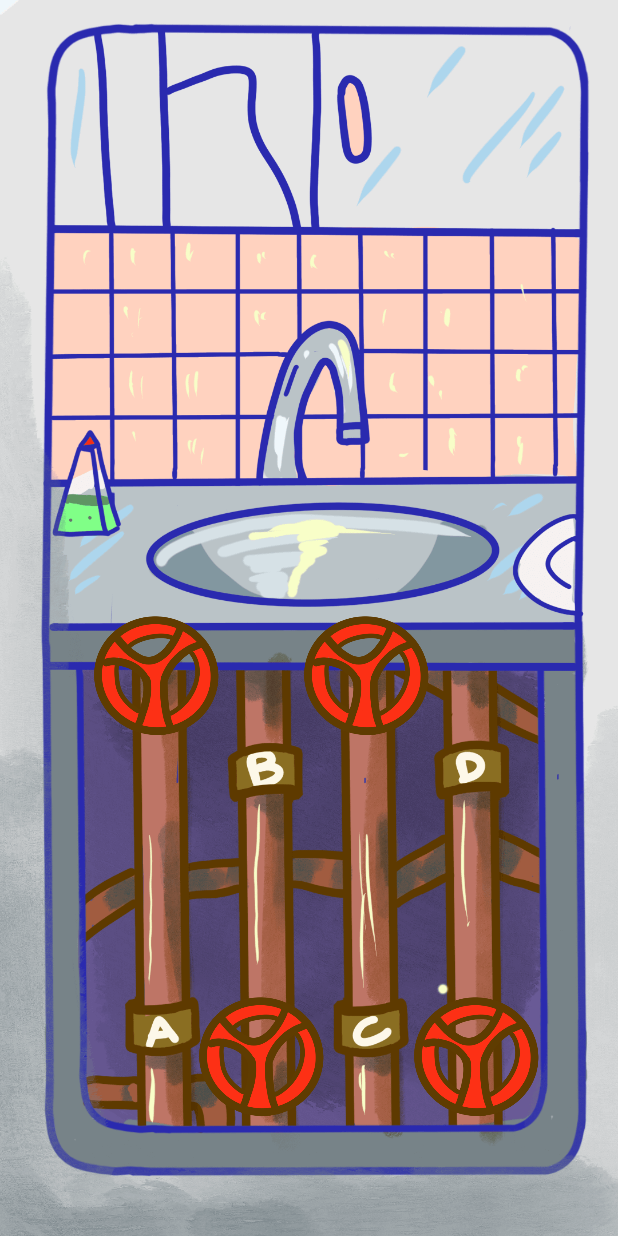
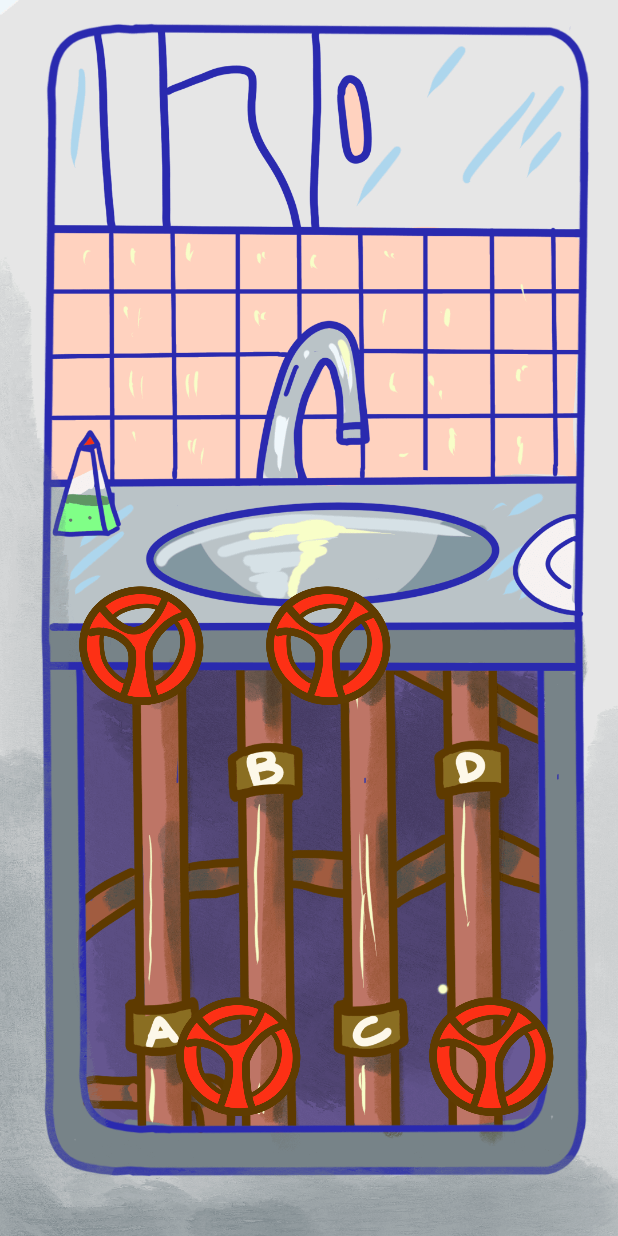
Before and after one commit to kyriakosPet/ggj19game, an Android app: the fragment InnerAFragment shown on its own in the app's theme, on a phone screen of 412 x 824 dp. Run offline under Robolectric (Android 15) with nearby library versions, the phone set to English and light mode, and no system bars.

Commit message:
fixed innner assets dp

```diff
--- a/app/src/main/res/layout/fragment_inner_a.xml
+++ b/app/src/main/res/layout/fragment_inner_a.xml
@@ -14,8 +14,8 @@
         <ImageView
             android:src="@drawable/stroufigka"
             android:id="@+id/valve_1"
-            android:layout_marginTop="400dp"
-            android:layout_marginStart="53dp"
+            android:layout_marginTop="380dp"
+            android:layout_marginStart="43dp"
             android:layout_width="100dp"
             android:layout_height="100dp" />
 
@@ -26,15 +26,15 @@
             android:layout_alignParentBottom="true"
             android:layout_marginBottom="70dp"
             android:layout_width="100dp"
-            android:layout_marginStart="-30dp"
+            android:layout_marginStart="-35dp"
             android:layout_height="100dp" />
 
         <ImageView
             android:src="@drawable/stroufigka"
             android:id="@+id/valve_3"
-            android:layout_marginTop="400dp"
+            android:layout_marginTop="380dp"
             android:layout_toEndOf="@id/valve_2"
-            android:layout_marginStart="-30dp"
+            android:layout_marginStart="-40dp"
             android:layout_width="100dp"
             android:layout_height="100dp" />
 
@@ -44,7 +44,7 @@
             android:layout_alignParentBottom="true"
             android:layout_marginBottom="70dp"
             android:layout_alignParentEnd="true"
-            android:layout_marginEnd="45dp"
+            android:layout_marginEnd="35dp"
             android:layout_width="100dp"
             android:layout_height="100dp" />
     </RelativeLayout>
--- a/app/src/main/res/layout/fragment_inner_b.xml
+++ b/app/src/main/res/layout/fragment_inner_b.xml
@@ -17,7 +17,7 @@
         android:layout_marginEnd="60dp"
         android:id="@+id/waste_button"
         android:src="@drawable/reuma_btn"
-        android:layout_width="150dp"
-        android:layout_height="150dp" />
+        android:layout_width="100dp"
+        android:layout_height="100dp" />
 
 </RelativeLayout>
```
